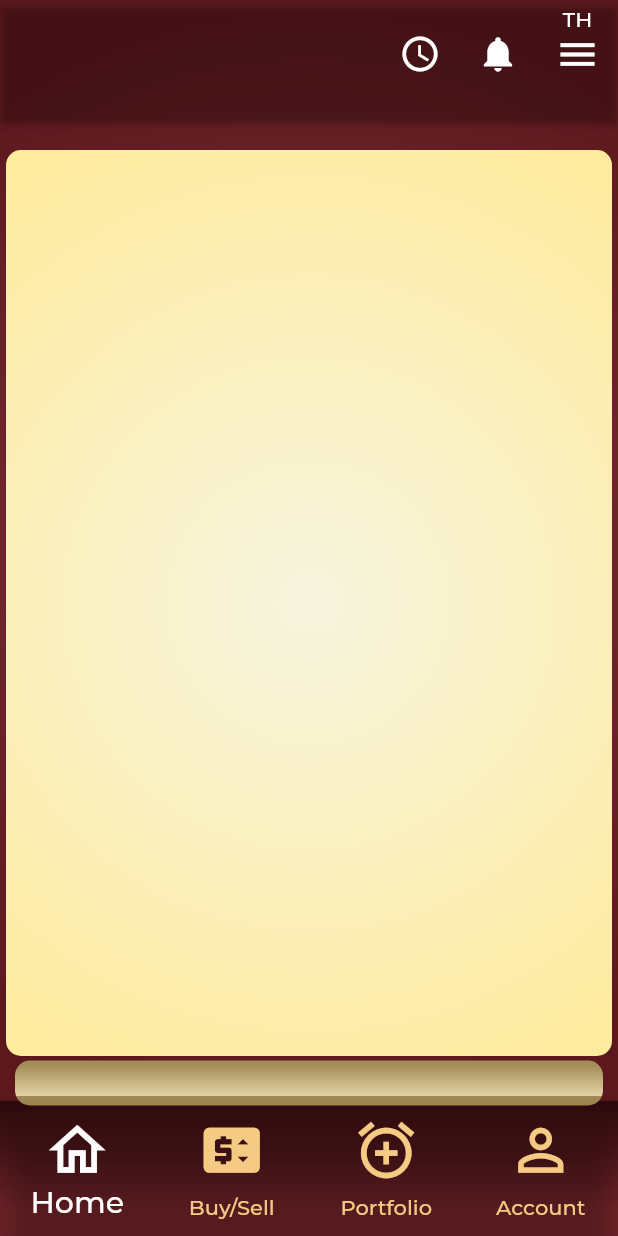
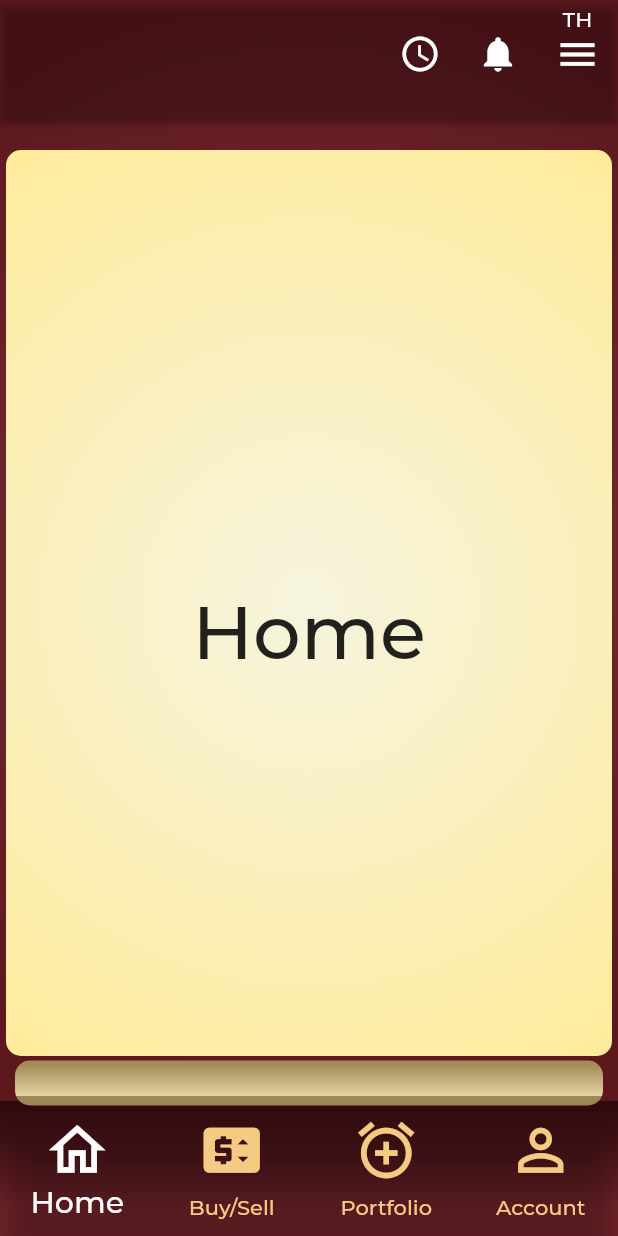
Before and after one commit to LeeCherry731/fintech_v1, a Flutter app: the screen it shows after launch, on a phone screen of 412 x 824 dp. Run offline on Flutter 3.47's test engine with Material 2 defaults, Android fonts, the phone set to English and light mode, and no system bars.

Commit message:
bottom bar can change page

```diff
--- a/lib/features/home/screens/home.dart
+++ b/lib/features/home/screens/home.dart
@@ -1,17 +1,58 @@
 import 'package:fintech_v1/features/home/widgets/ListProfileInfo.dart';
 import 'package:flutter/material.dart';
 
-class Home extends StatelessWidget {
+class Home extends StatefulWidget {
   static const String routeName = "/home";
   const Home({
     super.key,
   });
 
   @override
+  State<Home> createState() => _HomeState();
+}
+
+class _HomeState extends State<Home> {
+  int currentIndex = 0;
+
+  List<Widget> screens = [
+    const Center(
+      child: Text(
+        "Home",
+        style: TextStyle(fontSize: 50),
+      ),
+    ),
+    const Center(
+      child: Text(
+        "2",
+        style: TextStyle(fontSize: 50),
+      ),
+    ),
+    const Center(
+      child: Text(
+        "3",
+        style: TextStyle(fontSize: 50),
+      ),
+    ),
+    const Center(
+      child: Text(
+        "4",
+        style: TextStyle(fontSize: 50),
+      ),
+    ),
+  ];
+
+  void onTap(int index) {
+    setState(() {
+      currentIndex = index;
+    });
+  }
+
+  @override
   Widget build(BuildContext context) {
     return SafeArea(
       child: Scaffold(
-        bottomNavigationBar: BottomNavBar(),
+        bottomNavigationBar:
+            BottomNavBar(onTap: onTap, currentIndex: currentIndex),
         extendBodyBehindAppBar: true,
         appBar: PreferredSize(
           preferredSize: const Size.fromHeight(80.0),
@@ -65,50 +106,22 @@ class Home extends StatelessWidget {
               Color(0xFF5C181D),
             ], radius: 0.9),
           ),
-          child: ListProfileInfo(),
+          child: ListProfileInfo(widget: screens[currentIndex]),
         ),
       ),
     );
   }
 }
 
-class BottomNavBar extends StatefulWidget {
+class BottomNavBar extends StatelessWidget {
+  final Function onTap;
+  final int currentIndex;
   const BottomNavBar({
     Key? key,
+    required this.onTap,
+    required this.currentIndex,
   }) : super(key: key);
 
-  @override
-  State<BottomNavBar> createState() => _BottomNavBarState();
-}
-
-class _BottomNavBarState extends State<BottomNavBar> {
-  int currentIndex = 0;
-  final screens = [
-    const Center(
-      child: Text(
-        "Home",
-        style: TextStyle(fontSize: 60),
-      ),
-    ),
-    const Center(
-      child: Text(
-        "Buy/Sell",
-        style: TextStyle(fontSize: 60),
-      ),
-    ),
-    const Center(
-      child: Text(
-        "Portfollio",
-        style: TextStyle(fontSize: 60),
-      ),
-    ),
-    const Center(
-      child: Text(
-        "Account",
-        style: TextStyle(fontSize: 60),
-      ),
-    ),
-  ];
   @override
   Widget build(BuildContext context) {
     return Container(
@@ -151,7 +164,7 @@ class _BottomNavBarState extends State<BottomNavBar> {
           SizedBox(
             height: 90,
             child: BottomNavigationBar(
-              unselectedItemColor: Color.fromARGB(255, 245, 203, 131),
+              unselectedItemColor: const Color.fromARGB(255, 245, 203, 131),
               unselectedLabelStyle: const TextStyle(
                   color: Color.fromARGB(255, 247, 181, 66), fontSize: 14),
               type: BottomNavigationBarType.fixed,
@@ -162,9 +175,9 @@ class _BottomNavBarState extends State<BottomNavBar> {
                   color: Color.fromARGB(255, 247, 181, 66), fontSize: 20),
               backgroundColor: Colors.transparent,
               currentIndex: currentIndex,
-              onTap: (index) => setState(
-                () => currentIndex = index,
-              ),
+              onTap: (index) {
+                onTap(index);
+              },
               items: const [
                 BottomNavigationBarItem(
                   icon: Icon(Icons.home_outlined),
--- a/lib/features/home/widgets/ListProfileInfo.dart
+++ b/lib/features/home/widgets/ListProfileInfo.dart
@@ -1,8 +1,10 @@
 import 'package:flutter/material.dart';
 
 class ListProfileInfo extends StatelessWidget {
+  final Widget widget;
   const ListProfileInfo({
     Key? key,
+    required this.widget,
   }) : super(key: key);
 
   @override
@@ -25,7 +27,7 @@ class ListProfileInfo extends StatelessWidget {
                 Color.fromARGB(255, 255, 235, 155),
               ], radius: 0.9),
             ),
-            child: null,
+            child: widget,
           )),
         ),
       ],
```
